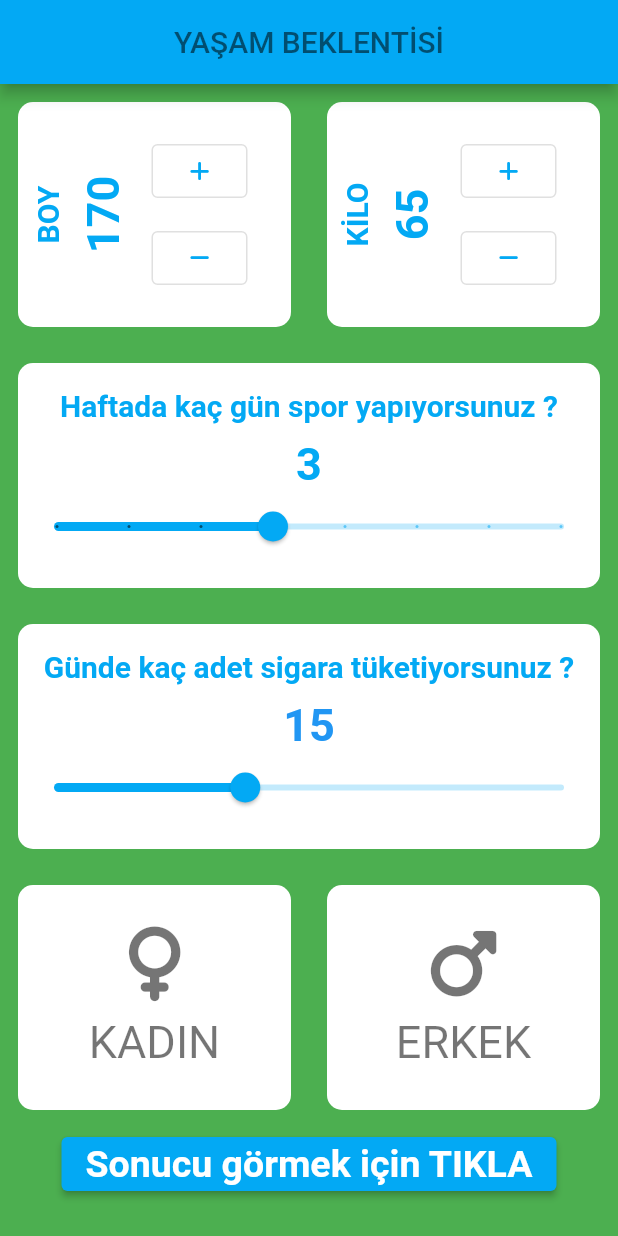
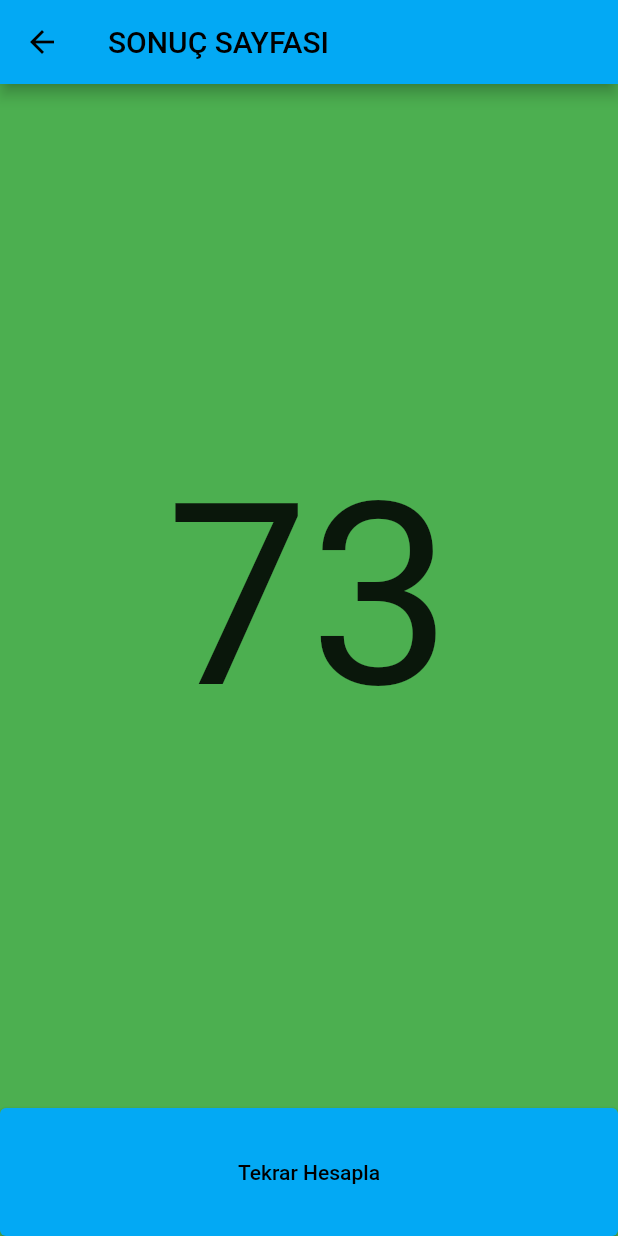
Before and after one commit to ErtugrulGulmez00/Life_Expectancy_Calculator_WithFlutter, a Flutter app: the screen it shows after launch, after a tap on "Sonucu görmek için TIKLA", on a phone screen of 412 x 824 dp. Run offline on Flutter 3.47's test engine with Material 2 defaults, Android fonts, the phone set to English and light mode, and no system bars; our stand-ins replace font_awesome_flutter.

Commit message:
added Resultpage and navigation info from homepage

```diff
--- /dev/null
+++ b/lib/pages/calculation.dart
@@ -0,0 +1,22 @@
+  import 'package:yasam_suresi_hesaplama/pages/user_data.dart';
+
+class Hesaplama{
+  UserData _userData;
+  Hesaplama(this._userData);
+
+  double hesaplama(){
+
+    double sonuc;
+    sonuc=70 + _userData.sporgunu - _userData.sigarasayisi;
+    sonuc=sonuc + (_userData.boy/_userData.kilo);
+
+   if(_userData.seciliCinsiyet=='KADIN') {
+      return sonuc+3;
+
+   }
+   else
+     {
+       return sonuc;
+     }
+  }
+  }
--- a/lib/pages/input_page.dart
+++ b/lib/pages/input_page.dart
@@ -1,5 +1,7 @@
 import 'package:flutter/material.dart';
 import 'package:font_awesome_flutter/font_awesome_flutter.dart';
+import 'package:yasam_suresi_hesaplama/pages/result_page.dart';
+import 'package:yasam_suresi_hesaplama/pages/user_data.dart';
 
 import 'myContainer.dart';
 
@@ -20,7 +22,6 @@ class _InputPageState extends State<InputPage> {
   @override
   Widget build(BuildContext context) {
     return Scaffold(
-
       backgroundColor: Colors.green,
       appBar: AppBar(
         title: const Text(
@@ -197,9 +198,20 @@ class _InputPageState extends State<InputPage> {
                 child: Column(
                   mainAxisAlignment: MainAxisAlignment.center,
                   children: [
-
                     ElevatedButton(
-                      onPressed: () {},
+                      style: ElevatedButton.styleFrom(
+                          backgroundColor: Colors.lightBlue),
+                      onPressed: () {
+                        Navigator.push(
+                            context,
+                            MaterialPageRoute(
+                                builder: (context) => ResultPage(UserData(
+                                    boy: boy,
+                                    kilo: kilo,
+                                    seciliCinsiyet: seciliCinsiyet,
+                                    sigarasayisi: sigarasayisi,
+                                    sporgunu: sigarasayisi))));
+                      },
                       child: const Text(
                         'Sonucu görmek için TIKLA',
                         style: TextStyle(
--- /dev/null
+++ b/lib/pages/result_page.dart
@@ -0,0 +1,41 @@
+import 'package:flutter/material.dart';
+import 'package:yasam_suresi_hesaplama/pages/user_data.dart';
+import 'calculation.dart';
+
+class ResultPage extends StatelessWidget {
+
+  final UserData _userData;
+  const ResultPage(this._userData, {super.key});
+
+
+
+
+  @override
+  Widget build(BuildContext context) {
+    return Scaffold(
+      backgroundColor: Colors.green,
+      appBar: AppBar(title: const Text('SONUÇ SAYFASI')),
+      body:  Column(
+        crossAxisAlignment: CrossAxisAlignment.stretch,
+        children: [
+           Expanded( flex: 8,
+              child: Center(child: Text(Hesaplama(_userData).hesaplama().round().toString(),style: const TextStyle(
+                fontSize: 170,
+              ),))),
+          Expanded( flex: 1,
+
+            child: ElevatedButton(
+
+            style: ElevatedButton.styleFrom(backgroundColor: Colors.lightBlue),
+            onPressed: () {
+              Navigator.pop(context);
+            } , child: const Text('Tekrar Hesapla',style: TextStyle(
+            color: Colors.black,
+          ),
+          ),
+          ),
+          ),
+      ]),
+    );
+  }
+}
--- /dev/null
+++ b/lib/pages/user_data.dart
@@ -0,0 +1,15 @@
+class UserData {
+  String seciliCinsiyet;
+
+  double sigarasayisi;
+  double sporgunu;
+  int boy;
+  int kilo;
+
+  UserData(
+      {required this.kilo,
+      required this.boy,
+      required this.sporgunu,
+      required this.sigarasayisi,
+      required this.seciliCinsiyet});
+}
--- a/pubspec.yaml
+++ b/pubspec.yaml
@@ -30,6 +30,7 @@ environment:
 dependencies:
   flutter:
     sdk: flutter
+    google_fonts: ^2.1.0
 
 
   # The following adds the Cupertino Icons font to your application.
```
